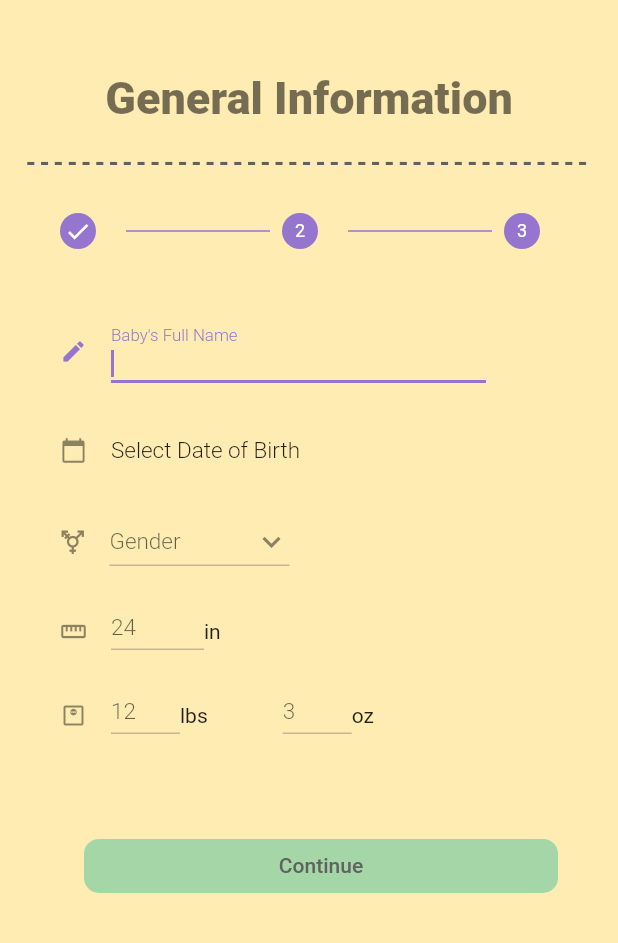
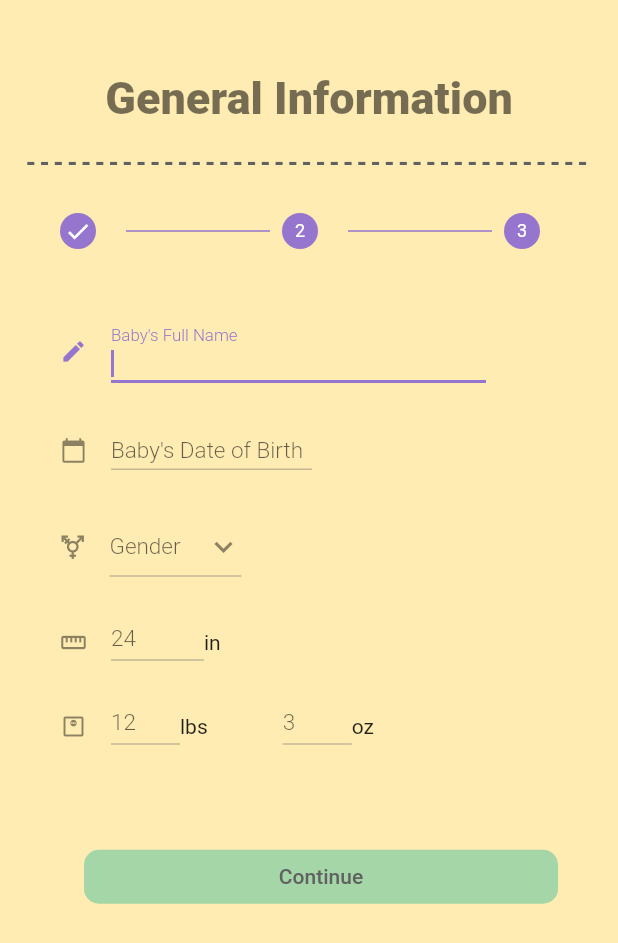
Before and after one commit to acm-projects/BabyQuest, a Flutter app: the screen it shows once a user with an empty profile is signed in, on a phone screen of 412 x 824 dp. Shown: the top 943 px of the screen. Run offline on Flutter 3.47's test engine with Material 2 defaults, Android fonts, the phone set to English and light mode, and no system bars; our stand-ins replace cloud_firestore, convex_bottom_bar, firebase_auth, firebase_core, firebase_storage, flutter_spinkit and 5 more; missing offline and left inert: flutter_libphonenumber; accounts and stored records are empty.

Commit message:
set conditional for birthdate widget

```diff
--- a/client/lib/widgets/edit_profile_widgets.dart
+++ b/client/lib/widgets/edit_profile_widgets.dart
@@ -54,7 +54,7 @@ class EditProfileWidgets {
       return '${unformattedDate.month}/${unformattedDate.day}/${unformattedDate.year}';
     }
 
-    return 'Select Date of Birth';
+    return '';
   }
 
   static Widget birthDate(
@@ -65,7 +65,7 @@ class EditProfileWidgets {
     return StatefulBuilder(
       builder: (context, setState) {
         return SizedBox(
-          width: 256,
+          width: (viewController.text.isEmpty) ? 168 : 120,
           child: TextFormField(
             controller: viewController,
             readOnly: true,
@@ -77,7 +77,7 @@ class EditProfileWidgets {
                   : null;
             },
             decoration: const InputDecoration(
-              border: InputBorder.none,
+              hintText: 'Baby\'s Date of Birth',
               icon: Icon(Icons.calendar_today),
             ),
             onTap: () async {
@@ -108,9 +108,12 @@ class EditProfileWidgets {
           width: 16,
         ),
         SizedBox(
-          width: 120,
+          width: 88,
           child: DropdownButtonFormField(
-            hint: const Text('Gender'),
+            decoration: const InputDecoration(
+              contentPadding: EdgeInsets.zero,
+              label: Text('Gender'),
+            ),
             value: (int.tryParse(genderController.text) != null)
                 ? items[int.parse(genderController.text)]
                 : null,
```
